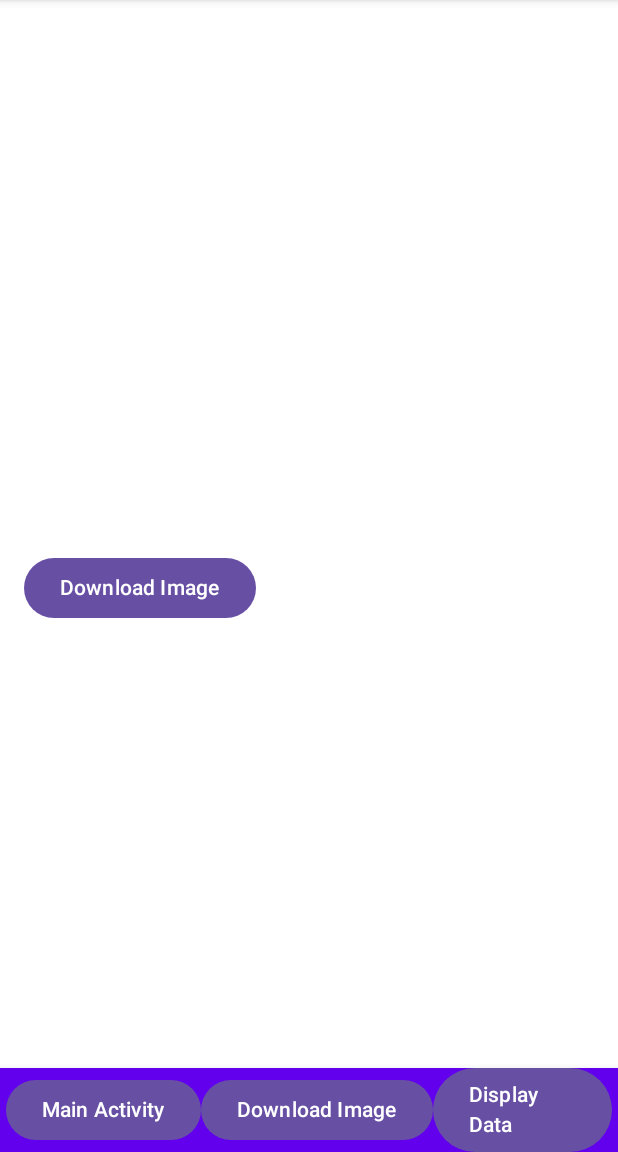
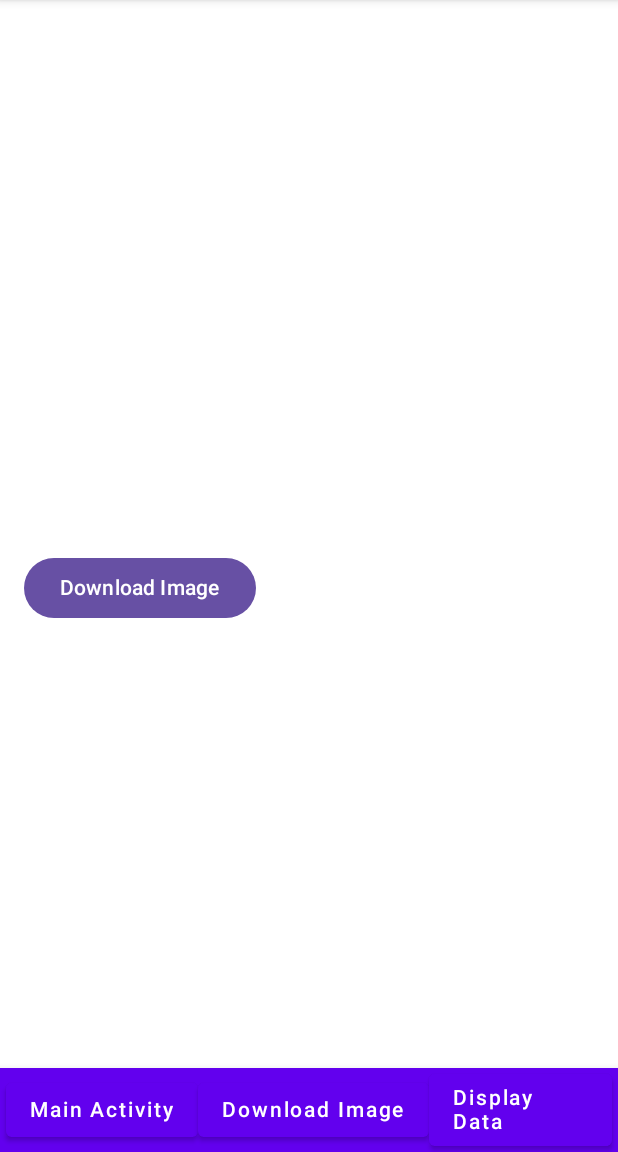
Before and after one commit to RomanPanshin/MathApp, an Android app built with Jetpack Compose: the ImageDownloadActivity screen opened directly, with no data from a screen before it, on a phone screen of 412 x 824 dp, the part 84-1236 px from its top. Run offline under Robolectric (Android 15) with nearby library versions, the phone set to English and light mode, and no system bars.

Commit message:
Updated to 10 work

```diff
--- a/app/build.gradle.kts
+++ b/app/build.gradle.kts
@@ -102,5 +102,9 @@ dependencies {
     implementation("androidx.lifecycle:lifecycle-livedata-ktx")
     implementation("androidx.lifecycle:lifecycle-extensions")
 
+    implementation("androidx.work:work-runtime-ktx:2.7.0")
+
+    implementation("com.github.bumptech.glide:glide:4.12.0")
+    annotationProcessor("com.github.bumptech.glide:compiler:4.12.0")
 
 }
--- a/app/src/main/java/com/example/mathapp2/ImageDownloadActivity.kt
+++ b/app/src/main/java/com/example/mathapp2/ImageDownloadActivity.kt
@@ -18,37 +18,48 @@ import androidx.compose.ui.Modifier
 import androidx.compose.ui.graphics.asImageBitmap
 import androidx.compose.ui.unit.dp
 import androidx.lifecycle.viewmodel.compose.viewModel
+import androidx.work.OneTimeWorkRequestBuilder
+import androidx.work.WorkManager
 import com.example.mathapp2.viewmodel.ImageDownloadViewModel
+import com.example.mathapp2.work.MathProblemsUpdateWorker
 
 class ImageDownloadActivity : ComponentActivity() {
     override fun onCreate(savedInstanceState: Bundle?) {
         super.onCreate(savedInstanceState)
         setContent {
             val viewModel: ImageDownloadViewModel = viewModel()
+            Button(onClick = { triggerMathProblemsUpdate() }) {
+                Text("Update Math Problems")
+            }
             Scaffold(
                 topBar = {
                     TopAppBar(title = { Text("Download Activity") }) // Static title
                 },
-                bottomBar = {
-                    BottomAppBar {
-                        Button(onClick = { navigateToActivity<MainActivity>() }) {
-                            Text(text = "Main Activity")
-                        }
-//                        Spacer(modifier = Modifier.height(8.dp))
-                        Button(onClick = { navigateToActivity<ImageDownloadActivity>() }) {
-                            Text(text = "Download Image")
-                        }
-//                        Spacer(modifier = Modifier.height(8.dp))
-                        Button(onClick = { navigateToActivity<DataDisplayActivity>() }) {
-                            Text(text = "Display Data")
-                        }
-                    }
-                }
+                bottomBar = { BottomAppBarContent() }
                 // drawerContent parameter removed as it's not supported here
             ){
                 ImageDownloadScreen(viewModel)
             }
+
         }
+    }
+    @Composable
+    fun BottomAppBarContent() {
+        BottomAppBar {
+            androidx.compose.material.Button(onClick = { navigateToActivity<MainActivity>() }) {
+                androidx.compose.material.Text(text = "Main Activity")
+            }
+            androidx.compose.material.Button(onClick = { navigateToActivity<ImageDownloadActivity>() }) {
+                androidx.compose.material.Text(text = "Download Image")
+            }
+            androidx.compose.material.Button(onClick = {  navigateToActivity<DataDisplayActivity>()}) {
+                androidx.compose.material.Text(text = "Display Data")
+            }
+        }
+    }
+    private fun triggerMathProblemsUpdate() {
+        val workRequest = OneTimeWorkRequestBuilder<MathProblemsUpdateWorker>().build()
+        WorkManager.getInstance(this).enqueue(workRequest)
     }
     inline fun <reified T : ComponentActivity> navigateToActivity() {
         val intent = Intent(this, T::class.java)
--- a/app/src/main/java/com/example/mathapp2/viewmodel/MathProblemsViewModelFactory.kt
+++ b/app/src/main/java/com/example/mathapp2/viewmodel/MathProblemsViewModelFactory.kt
@@ -3,11 +3,14 @@ package com.example.mathapp2.viewmodel
 import androidx.lifecycle.ViewModel
 import androidx.lifecycle.ViewModelProvider
 import com.example.mathapp2.data.db.MathProblemDao
+import com.example.mathapp2.data.repository.MathRepository
 
 class MathProblemsViewModelFactory(private val mathProblemDao: MathProblemDao) : ViewModelProvider.Factory {
     override fun <T : ViewModel> create(modelClass: Class<T>): T {
         if (modelClass.isAssignableFrom(MathProblemsViewModel::class.java)) {
+
             @Suppress("UNCHECKED_CAST")
+
             return MathProblemsViewModel(mathProblemDao) as T
         }
         throw IllegalArgumentException("Unknown ViewModel class")
--- a/app/src/main/res/layout/fragment_algebra.xml
+++ b/app/src/main/res/layout/fragment_algebra.xml
@@ -5,7 +5,11 @@
     android:orientation="vertical"
     android:gravity="center"
     android:padding="16dp">
-
+    <ImageView
+        android:id="@+id/algebraImageView"
+        android:layout_width="match_parent"
+        android:layout_height="200dp"
+        android:contentDescription="@string/algebraI_image" />
     <TextView
         android:layout_width="wrap_content"
         android:layout_height="wrap_content"
--- a/app/src/main/res/layout/fragment_geometry.xml
+++ b/app/src/main/res/layout/fragment_geometry.xml
@@ -5,7 +5,11 @@
     android:orientation="vertical"
     android:gravity="center"
     android:padding="16dp">
-
+    <ImageView
+        android:id="@+id/geometryImageView"
+        android:layout_width="match_parent"
+        android:layout_height="200dp"
+        android:contentDescription="@string/geometry_image" />
     <TextView
         android:layout_width="wrap_content"
         android:layout_height="wrap_content"
--- a/app/src/main/res/layout/fragment_math_basics.xml
+++ b/app/src/main/res/layout/fragment_math_basics.xml
@@ -5,7 +5,11 @@
     android:orientation="vertical"
     android:gravity="center"
     android:padding="16dp">
-
+    <ImageView
+        android:id="@+id/mathBasicsImageView"
+        android:layout_width="match_parent"
+        android:layout_height="200dp"
+        android:contentDescription="@string/mathBasics_image" />
     <TextView
         android:layout_width="wrap_content"
         android:layout_height="wrap_content"
--- a/app/src/main/res/values/strings.xml
+++ b/app/src/main/res/values/strings.xml
@@ -4,4 +4,7 @@
     <string name="hello_blank_fragment">Hello blank fragment</string>
     <string name="title_activity_data_display">DataDisplayActivity</string>
     <string name="title_activity_main2">MainActivity2</string>
+    <string name="geometry_image">Geometry</string>
+    <string name="algebraI_image">algebra \n</string>
+    <string name="mathBasics_image">Math Basics</string>
 </resources>
```
Also changed, not shown: app/src/main/java/com/example/mathapp2/DataDisplayActivity.kt (+49 -27 lines), app/src/main/java/com/example/mathapp2/MainActivity.kt (+15 -18 lines), app/src/main/java/com/example/mathapp2/ui/theme/AlgebraFragment.kt (+11 -3 lines), app/src/main/java/com/example/mathapp2/ui/theme/MathBasicsFragment.kt (+11 -3 lines), app/src/main/java/com/example/mathapp2/viewmodel/MathProblemsViewModel.kt (+20 -1 lines), app/src/main/java/com/example/mathapp2/work/MathProblemsUpdateWorker.kt (added, +35 -0 lines).
